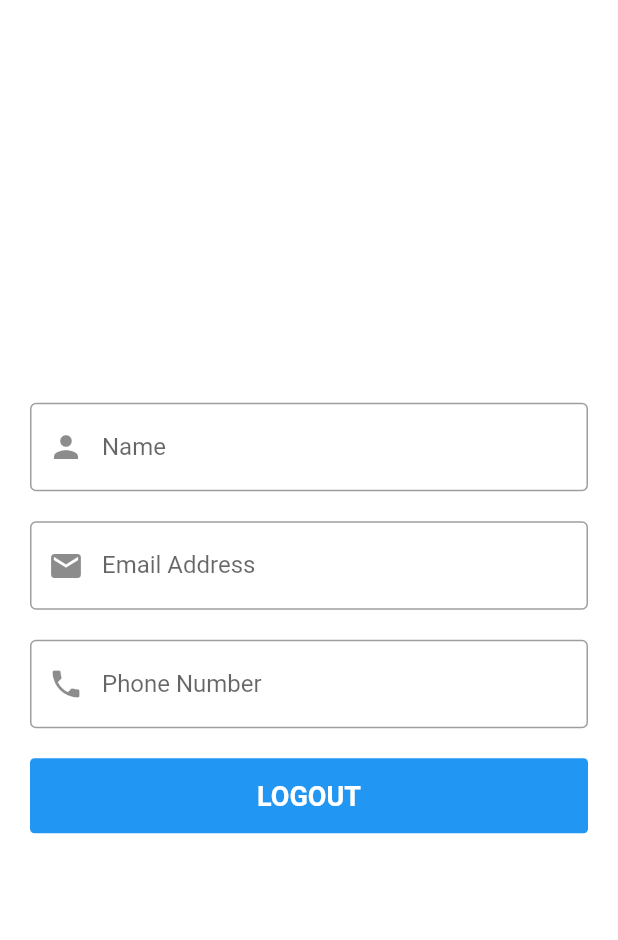
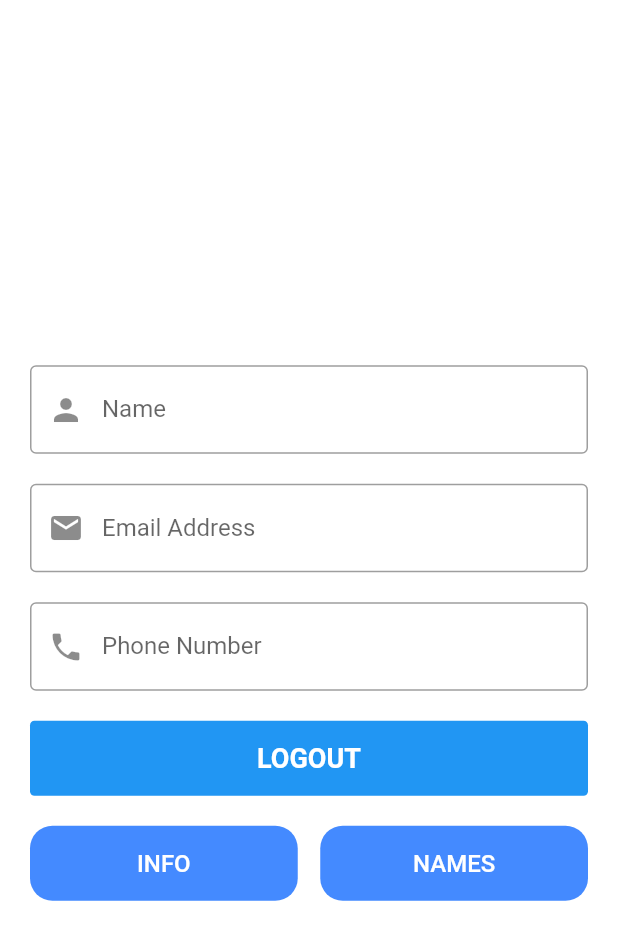
Before and after one commit to Ebrahim-Elkbbany/FIP, a Flutter app: the ProfileView screen opened directly, on a phone screen of 412 x 824 dp. Shown: the top 940 px of the screen. Run offline on Flutter 3.47's test engine with Material 2 defaults, Android fonts, the phone set to English and light mode, and no system bars; our stand-ins replace carousel_slider, cloud_firestore, conditional_builder_null_safety, firebase_auth, firebase_core, flutter_bloc and 3 more; accounts and stored records are empty.

Commit message:
make info body

```diff
--- a/lib/feature/layout/manger/layout_cubit.dart
+++ b/lib/feature/layout/manger/layout_cubit.dart
@@ -22,6 +22,8 @@ class LayoutCubit extends Cubit<LayoutState> {
   }
   List<Widget>bottomScreen=const [HomeScreen(),CategoriesView(),ProfileView()];
   List<String>titles=const ['Main Services','Category','Profile'];
+
+
   UserModel? userModel;
   void getUserData() {
     emit(GetUserDataLoading());
--- a/lib/feature/profile/presentation/view/widgets/profile_view_body.dart
+++ b/lib/feature/profile/presentation/view/widgets/profile_view_body.dart
@@ -1,4 +1,5 @@
 import 'package:fip/core/utils/shared_preferences.dart';
+import 'package:fip/core/widgets/component/d_material_button.dart';
 import 'package:fip/core/widgets/component/navigation.dart';
 import 'package:fip/core/widgets/custom_button.dart';
 import 'package:fip/core/widgets/custom_text_form_field.dart';
@@ -6,6 +7,9 @@ import 'package:fip/feature/auth/features/view/login_screen.dart';
 import 'package:fip/feature/layout/manger/layout_cubit.dart';
 import 'package:flutter/material.dart';
 import 'package:flutter_bloc/flutter_bloc.dart';
+
+import '../../../../profile_nav/info.dart';
+import '../../../../profile_nav/names.dart';
 
 class ProfileViewBody extends StatelessWidget {
   const ProfileViewBody({Key? key}) : super(key: key);
@@ -19,10 +23,10 @@ class ProfileViewBody extends StatelessWidget {
     return Center(
       child: BlocBuilder<LayoutCubit, LayoutState>(
         builder: (context, state) {
-          var cubit=LayoutCubit.get(context);
-          emailController.text=cubit.userModel!.email!;
-          nameController.text=cubit.userModel!.name!;
-          phoneController.text=cubit.userModel!.phone!;
+          var cubit = LayoutCubit.get(context);
+          emailController.text = cubit.userModel!.email!;
+          nameController.text = cubit.userModel!.name!;
+          phoneController.text = cubit.userModel!.phone!;
           return SingleChildScrollView(
             physics: const BouncingScrollPhysics(),
             child: Padding(
@@ -87,15 +91,38 @@ class ProfileViewBody extends StatelessWidget {
                       onTap: () {
                         SharedPreference.removeData(key: 'uid').then((value) {
                           navigateAndFinish(context, const LoginScreen());
-                          LayoutCubit
-                              .get(context)
-                              .currentIndex = 0;
+                          LayoutCubit.get(context).currentIndex = 0;
                         });
-
                       },
                     ),
                     const SizedBox(
                       height: 20,
+                    ),
+                    Row(
+                      children: [
+                        Expanded(
+                          child: DMaterialButton(
+                            background: Colors.blueAccent,
+                            text: 'Info'.toUpperCase(),
+                            function: () {
+                              navigateTo(context,const Info());
+
+                            },
+                          ),
+                        ),
+                        const SizedBox(
+                          width: 15,
+                        ),
+                        Expanded(
+                          child: DMaterialButton(
+                            background: Colors.blueAccent,
+                            text: 'Names'.toUpperCase(),
+                            function: () {
+                              navigateTo(context,const Names());
+                            },
+                          ),
+                        )
+                      ],
                     ),
                   ],
                 ),
```
